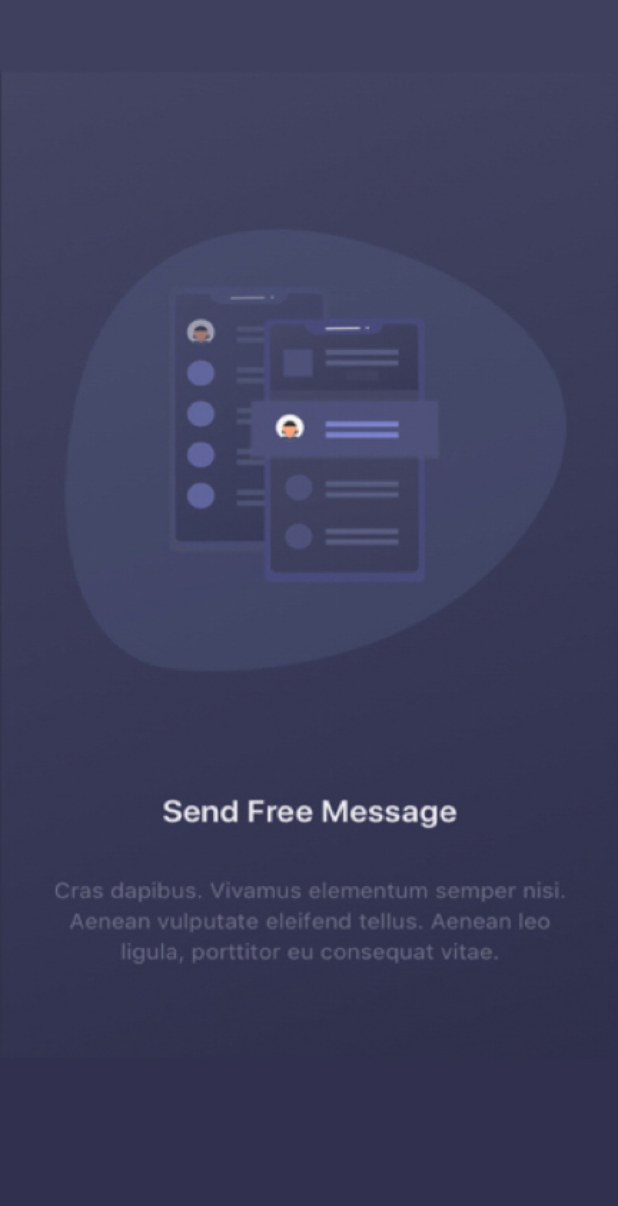
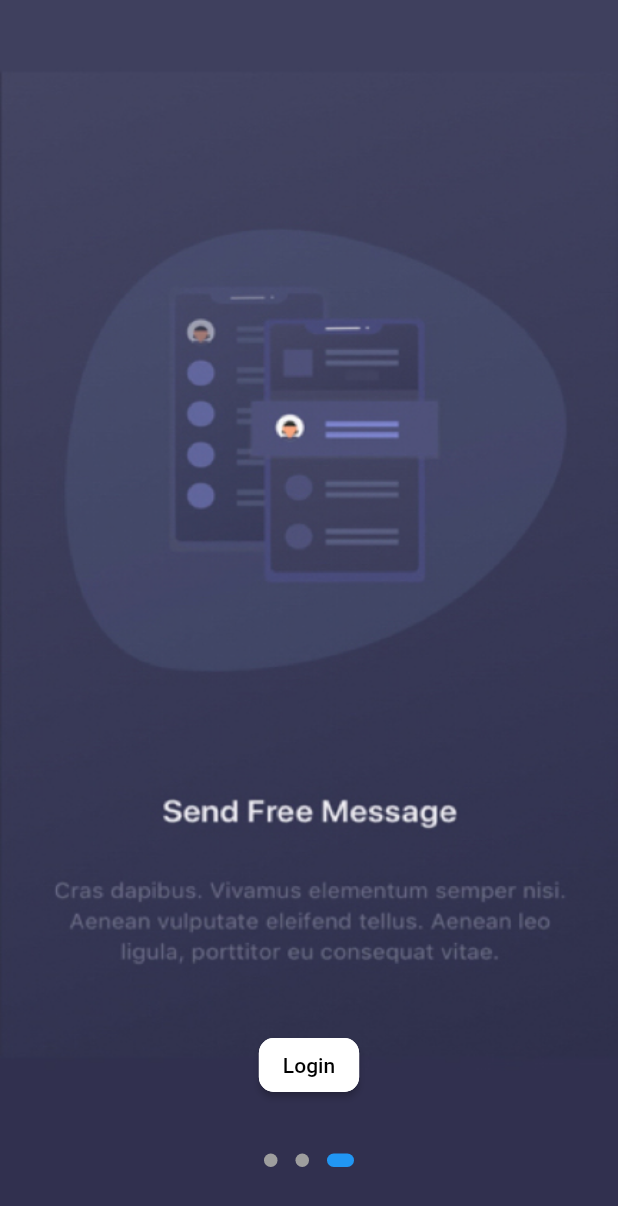
Before and after one commit to Harley755/chat_app-flutter, a Flutter app: the screen it shows after launch, swiped to page 3, on a phone screen of 412 x 824 dp. Shown: the top 1206 px of the screen. Run offline on Flutter 3.47's test engine with Material 2 defaults, Android fonts, the phone set to English and light mode, and no system bars; drawn by our look-alikes of dots_indicator; our stand-ins replace firebase_core, flutter_screenutil, get; accounts and stored records are empty.

Commit message:
add obx to view and add dots indicators

```diff
--- a/lib/pages/welcome/controller.dart
+++ b/lib/pages/welcome/controller.dart
@@ -4,4 +4,8 @@ import 'package:get/get.dart';
 class WelcomeController extends GetxController {
   final state = WelcomeState();
   WelcomeController();
+
+  changePage(int index) async {
+    state.index.value = index;
+  }
 }
--- a/lib/pages/welcome/view.dart
+++ b/lib/pages/welcome/view.dart
@@ -1,3 +1,4 @@
+import 'package:dots_indicator/dots_indicator.dart';
 import 'package:flutter/material.dart';
 import 'package:chat_app/pages/welcome/controller.dart';
 import 'package:flutter_screenutil/flutter_screenutil.dart';
@@ -9,7 +10,8 @@ class WelcomePage extends GetView<WelcomeController> {
   @override
   Widget build(BuildContext context) {
     return Scaffold(
-      body: SizedBox(
+      body: Obx(
+        () => SizedBox(
           width: 360.w,
           height: 780.w,
           child: Stack(
@@ -18,7 +20,9 @@ class WelcomePage extends GetView<WelcomeController> {
               PageView(
                 scrollDirection: Axis.horizontal,
                 reverse: false,
-              onPageChanged: (index) {},
+                onPageChanged: (index) {
+                  controller.changePage(index);
+                },
                 controller: PageController(
                   initialPage: 0,
                   keepPage: false,
@@ -57,10 +61,55 @@ class WelcomePage extends GetView<WelcomeController> {
                         fit: BoxFit.fill,
                       ),
                     ),
+                    child: Stack(
+                      alignment: Alignment.bottomCenter,
+                      children: [
+                        Positioned(
+                          bottom: 90.0,
+                          child: ElevatedButton(
+                            onPressed: () {},
+                            style: ButtonStyle(
+                              backgroundColor: MaterialStateProperty.all(
+                                Colors.white,
+                              ),
+                              foregroundColor: MaterialStateProperty.all(
+                                Colors.black,
+                              ),
+                              shape: MaterialStateProperty.all(
+                                RoundedRectangleBorder(
+                                  borderRadius: BorderRadius.circular(10.0),
+                                ),
+                              ),
+                              side: MaterialStateProperty.all(
+                                const BorderSide(color: Colors.white),
+                              ),
+                            ),
+                            child: const Text("Login"),
+                          ),
                         ),
                       ],
                     ),
+                  ),
                 ],
+              ),
+              Positioned(
+                bottom: 40.0,
+                child: DotsIndicator(
+                  position: controller.state.index.value.toDouble(),
+                  dotsCount: 3,
+                  reversed: false,
+                  mainAxisAlignment: MainAxisAlignment.center,
+                  decorator: DotsDecorator(
+                    size: const Size.square(9),
+                    activeSize: const Size(18.0, 9.0),
+                    activeShape: RoundedRectangleBorder(
+                      borderRadius: BorderRadius.circular(5.0),
+                    ),
+                  ),
+                ),
+              ),
+            ],
+          ),
         ),
       ),
     );
```
Lines whose indentation alone changed are shown as unchanged.
